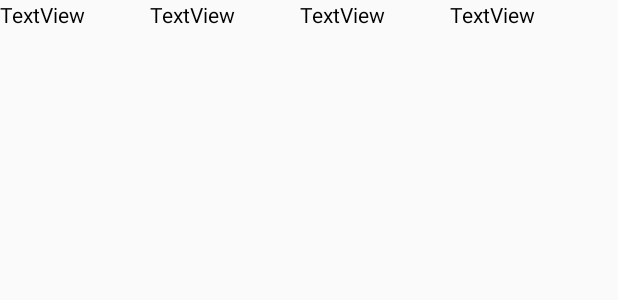
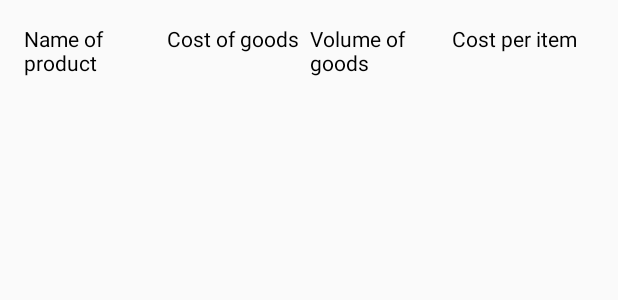
Before and after one commit to OlegBrest/MyEconomizer, an Android app: the layout list_items.xml on its own in the app's theme, with its tools: preview values and no code run, on a phone screen of 412 x 824 dp. Shown: the top 300 px of the screen. Run offline under Robolectric (Android 15) with nearby library versions, the phone set to English and light mode, and no system bars.

```diff
--- a/app/src/main/java/com/example/pop/myeconomizer/SecondActivity.java
+++ b/app/src/main/java/com/example/pop/myeconomizer/SecondActivity.java
@@ -3,6 +3,7 @@ package com.example.pop.myeconomizer;
 import android.content.Intent;
 import android.support.v7.app.AppCompatActivity;
 import android.os.Bundle;
+import android.util.Log;
 import android.view.View;
 import android.widget.Button;
 import android.widget.EditText;
@@ -32,6 +33,7 @@ private Button addbutton = null;
                 finish();
             }
         });
+        Log.d("SecondActiv","onCreate");
     }
 
     @Override
--- a/app/src/main/res/layout/activity_main.xml
+++ b/app/src/main/res/layout/activity_main.xml
@@ -2,9 +2,12 @@
 <android.support.constraint.ConstraintLayout xmlns:android="http://schemas.android.com/apk/res/android"
     xmlns:app="http://schemas.android.com/apk/res-auto"
     xmlns:tools="http://schemas.android.com/tools"
+    android:id="@+id/Main_layout"
     android:layout_width="match_parent"
     android:layout_height="match_parent"
-    tools:context="com.example.pop.myeconomizer.MainActivity">
+    tools:context="com.example.pop.myeconomizer.MainActivity"
+    android:configChanges="orientation|screenSize"
+    >
 
     <Button
         android:id="@+id/new_bttn"
--- a/app/src/main/res/layout/activity_second.xml
+++ b/app/src/main/res/layout/activity_second.xml
@@ -2,6 +2,7 @@
 <android.support.constraint.ConstraintLayout xmlns:android="http://schemas.android.com/apk/res/android"
     xmlns:app="http://schemas.android.com/apk/res-auto"
     xmlns:tools="http://schemas.android.com/tools"
+    android:id="@+id/Sec_layout"
     android:layout_width="match_parent"
     android:layout_height="match_parent"
     tools:context="com.example.pop.myeconomizer.SecondActivity">
--- a/app/src/main/res/layout/list_items.xml
+++ b/app/src/main/res/layout/list_items.xml
@@ -4,39 +4,58 @@
     android:id="@+id/list_items"
     android:layout_width="wrap_content"
     android:layout_height="match_parent"
+    android:layout_margin="8dp"
+    android:layout_marginBottom="8dp"
+    android:layout_marginEnd="8dp"
+    android:layout_marginLeft="8dp"
+    android:layout_marginRight="8dp"
+    android:layout_marginStart="8dp"
+    android:layout_marginTop="8dp"
+    android:configChanges="orientation|screenSize"
+    android:orientation="vertical"
+    android:padding="8dp">
+
+    <LinearLayout
+        android:id="@+id/list_items_vert"
+        android:layout_width="match_parent"
+        android:layout_height="0dp"
+        android:layout_weight="25"
         android:baselineAligned="false">
 
         <TextView
             android:id="@+id/txt_name"
             android:layout_width="100dp"
             android:layout_height="wrap_content"
-        android:layout_weight="25"
+            android:layout_weight="1"
             android:baselineAligned="false"
-        android:text="TextView"
+            android:text="@string/Name_of_product"
             android:textColor="@android:color/black" />
 
         <TextView
             android:id="@+id/txt_cost"
             android:layout_width="100dp"
             android:layout_height="wrap_content"
-        android:layout_weight="25"
+            android:layout_weight="1"
             android:baselineAligned="false"
-        android:text="TextView"
+            android:text="@string/cost_of_product"
             android:textColor="@android:color/black" />
 
         <TextView
             android:id="@+id/txt_volume"
             android:layout_width="100dp"
             android:layout_height="wrap_content"
-        android:layout_weight="25"
-        android:text="TextView"
+            android:layout_weight="1"
+            android:text="@string/Volume_of_goods"
             android:textColor="@android:color/black" />
 
         <TextView
             android:id="@+id/txt_per_item"
             android:layout_width="100dp"
             android:layout_height="wrap_content"
-        android:layout_weight="25"
-        android:text="TextView"
+            android:layout_weight="1"
+            android:text="@string/Cost_per_item"
             android:textColor="@android:color/black" />
+
     </LinearLayout>
+
+</LinearLayout>
--- a/app/src/main/res/values/strings.xml
+++ b/app/src/main/res/values/strings.xml
@@ -5,4 +5,5 @@
     <string name="cost_of_product">Cost of goods</string>
     <string name="Volume_of_goods">Volume of goods</string>
     <string name="new_text">New element</string>
+    <string name="Cost_per_item">Cost per item</string>
 </resources>
```
Also changed, not shown: app/src/main/java/com/example/pop/myeconomizer/MainActivity.java (+35 -15 lines), 2 other files. Lines whose indentation alone changed are shown as unchanged.
